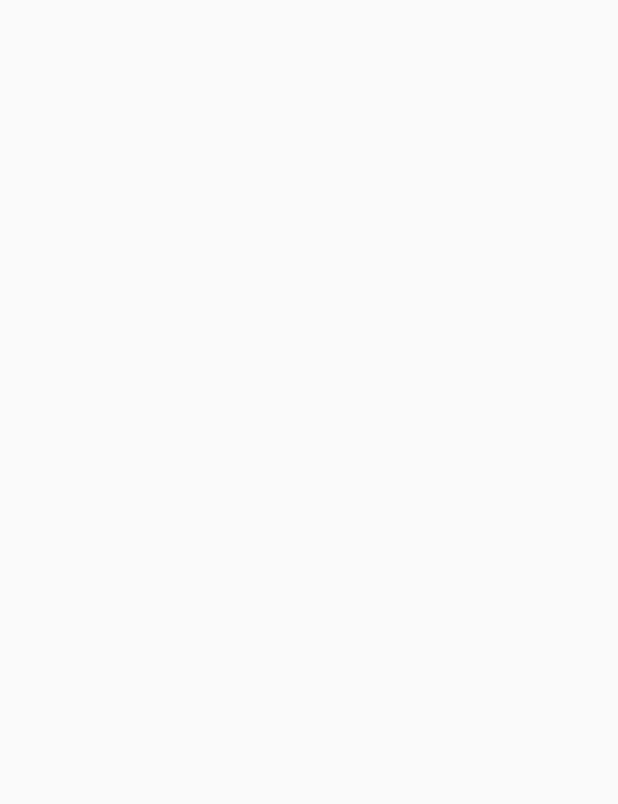
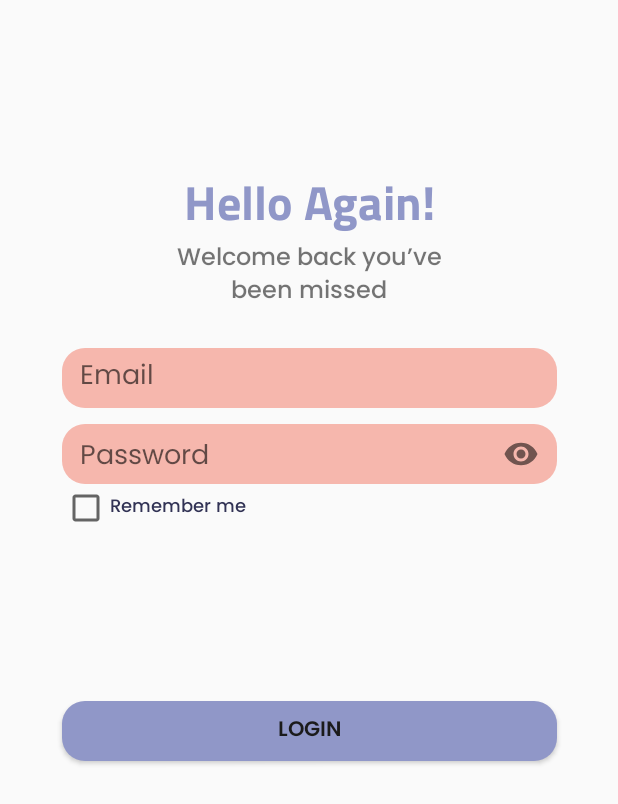
Before and after one commit to MuhammadArifFaizin/bangkit-capstone-project, an Android app: the LoginActivity screen opened directly, with no data from a screen before it, on a phone screen of 412 x 824 dp. Before the commit the part shown is empty. Shown: the top 804 px of the screen. Run offline under Robolectric (Android 15) with nearby library versions, the phone set to English and light mode, and no system bars.

Commit message:
md: loginame01

```diff
--- a/mential-app/app/src/main/res/layout/activity_login.xml
+++ b/mential-app/app/src/main/res/layout/activity_login.xml
@@ -6,4 +6,95 @@
     android:layout_height="match_parent"
     tools:context=".LoginActivity">
 
+    <TextView
+        android:id="@+id/tv_login"
+        android:layout_width="match_parent"
+        android:layout_height="wrap_content"
+        android:layout_marginTop="110dp"
+        android:fontFamily="@font/titilliumweb_bold"
+        android:text="@string/title_login"
+        android:textAlignment="center"
+        android:textColor="@color/blue_purple"
+        android:textSize="32sp"
+        app:layout_constraintTop_toTopOf="parent" />
+
+    <TextView
+        android:id="@+id/tv_login_desc"
+        android:layout_width="match_parent"
+        android:layout_height="wrap_content"
+        android:fontFamily="@font/poppins_medium"
+        android:text="@string/description_login"
+        android:textAlignment="center"
+        android:textSize="16dp"
+        app:layout_constraintEnd_toEndOf="@+id/tv_login"
+        app:layout_constraintStart_toStartOf="@+id/tv_login"
+        app:layout_constraintTop_toBottomOf="@+id/tv_login" />
+
+
+    <LinearLayout
+        android:id="@+id/LinearLayout_login"
+        android:layout_width="330dp"
+        android:layout_height="wrap_content"
+        android:orientation="vertical"
+        app:layout_constraintEnd_toEndOf="parent"
+        app:layout_constraintStart_toStartOf="parent"
+        app:layout_constraintTop_toBottomOf="@+id/tv_login_desc">
+
+        <EditText
+            android:id="@+id/login_email"
+            android:layout_width="match_parent"
+            android:layout_height="40dp"
+            android:layout_marginTop="24dp"
+            android:background="@drawable/shape_rectangle_coral_soft"
+            android:fontFamily="@font/poppins_regular"
+            android:hint="@string/email"
+            android:textColor="@color/dark_grey"
+            android:paddingLeft="12dp" />
+
+        <com.google.android.material.textfield.TextInputLayout
+            android:layout_width="match_parent"
+            android:layout_height="wrap_content"
+            app:passwordToggleEnabled="true">
+
+            <EditText
+                android:id="@+id/login_password"
+                android:layout_width="match_parent"
+                android:layout_height="40dp"
+                android:background="@drawable/shape_rectangle_coral_soft"
+                android:fontFamily="@font/poppins_regular"
+                android:layout_marginTop="24dp"
+                android:hint="@string/password"
+                android:textColor="@color/dark_grey"
+                android:inputType="textPassword"
+                android:paddingLeft="12dp"
+                />
+
+        </com.google.android.material.textfield.TextInputLayout>
+
+        <CheckBox
+            android:id="@+id/checkbox_login"
+            android:layout_width="match_parent"
+            android:layout_height="wrap_content"
+            android:text="@string/checkbox_text_login"
+            android:fontFamily="@font/poppins_medium"
+            android:textSize="12sp"
+            android:textColor="@color/dark_blue"/>
+
+    </LinearLayout>
+
+    <Button
+        android:id="@+id/btn_login"
+        android:layout_width="330dp"
+        android:layout_height="40dp"
+        android:background="@drawable/shape_rectangle_purple"
+        android:fontFamily="@font/poppins_semibold"
+        android:text="@string/btn_login"
+        android:textColor="@color/black_grey"
+        app:layout_constraintBottom_toBottomOf="parent"
+        app:layout_constraintEnd_toEndOf="parent"
+        app:layout_constraintHorizontal_bias="0.506"
+        app:layout_constraintStart_toStartOf="parent"
+        app:layout_constraintTop_toBottomOf="@+id/LinearLayout_login"
+        app:layout_constraintVertical_bias="0.263" />
+
 </androidx.constraintlayout.widget.ConstraintLayout>
```
